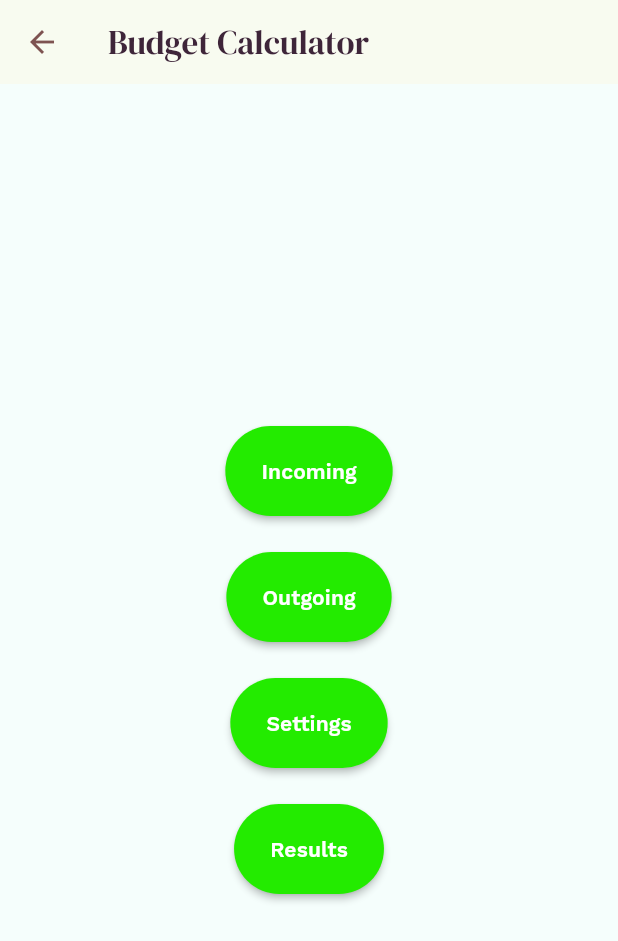
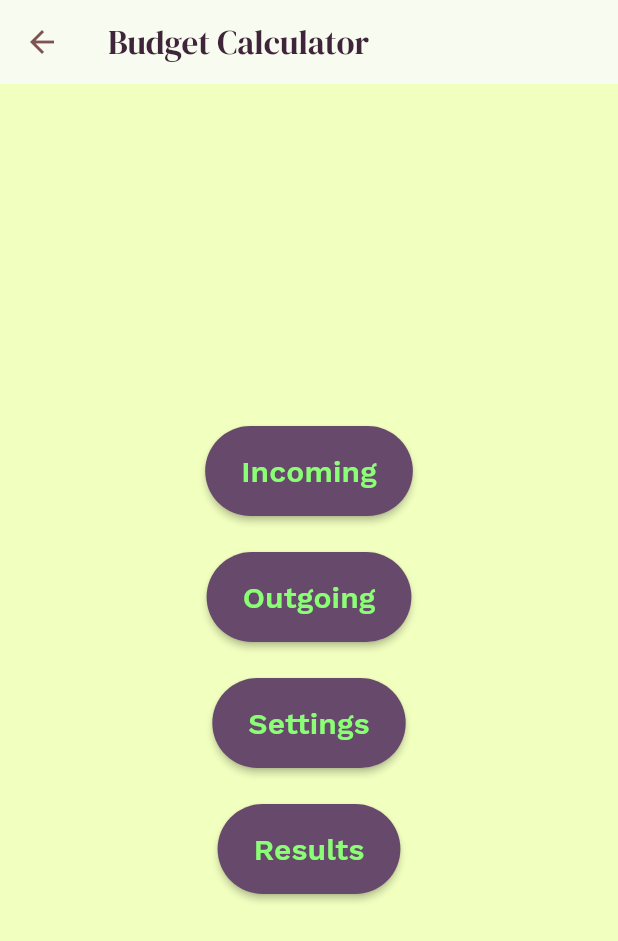
Before and after one commit to maddierosecodes/budget-split-app, a Flutter app: the screen it shows after launch, after a tap on "Budget Calculator", on a phone screen of 412 x 824 dp. Shown: the top 941 px of the screen. Run offline on Flutter 3.47's test engine with Material 3 defaults, Android fonts, the phone set to English and light mode, and no system bars; our stand-ins replace flutter_svg, google_fonts.

Commit message:
Style Menu Page

```diff
--- a/lib/features/main_menu/screens/main_menu_screen.dart
+++ b/lib/features/main_menu/screens/main_menu_screen.dart
@@ -2,18 +2,65 @@ import 'package:evenedge/features/budget_calculator/screens/budget_calculator_sc
 import 'package:evenedge/features/fair_split/screens/fair_split_info_screen.dart';
 import 'package:evenedge/features/settings/screens/settings_screen.dart';
 import 'package:evenedge/widgets/common/primary_button.dart';
+import 'package:evenedge/theme/assets.dart';
+import 'package:evenedge/theme/typography.dart';
+import 'package:evenedge/theme/colors.dart';
 import 'package:flutter/material.dart';
+import 'package:flutter_svg/flutter_svg.dart';
+import 'package:url_launcher/url_launcher.dart';
 
 class MainMenuScreen extends StatelessWidget {
   const MainMenuScreen({super.key});
 
+  Future<void> _launchSupportUrl() async {
+    final Uri url = Uri.parse('https://maddierosecodes.com');
+    if (!await launchUrl(url)) {
+      throw Exception('Could not launch $url');
+    }
+  }
+
   @override
   Widget build(BuildContext context) {
     return Scaffold(
-      body: Center(
+      body: SafeArea(
         child: Column(
-          mainAxisAlignment: MainAxisAlignment.center,
           children: [
+            Expanded(
+              child: Center(
+                child: SizedBox(
+                  width:
+                      MediaQuery.of(context).size.width *
+                      0.7, // Constrain to 70% of screen width
+                  height: MediaQuery.of(context).size.height * 0.7,
+                  child: Column(
+                    mainAxisAlignment: MainAxisAlignment.start,
+                    crossAxisAlignment: CrossAxisAlignment.center,
+                    children: [
+                      // Logo
+                      SvgPicture.asset(AppAssets.logo, width: 150, height: 150),
+                      const SizedBox(height: 10),
+
+                      // Title
+                      Text(
+                        'EvenEdge',
+                        style: AppTextStyles.displayMedium.copyWith(
+                          color: AppFlatColors.purple800,
+                        ),
+                      ),
+                      const SizedBox(height: 20),
+                      // Sub-Title
+                      Text(
+                        'Promoting Financial Equity',
+                        style: AppTextStyles.bodyMedium.copyWith(
+                          color: AppFlatColors.brown800,
+                          fontWeight: FontWeight.w600,
+                          fontSize: 16,
+                          fontStyle: FontStyle.italic,
+                        ),
+                      ),
+                      const SizedBox(height: 48),
+
+                      // Buttons
                       PrimaryButton(
                         onPressed: () {
                           Navigator.of(context).push(
@@ -23,17 +70,21 @@ class MainMenuScreen extends StatelessWidget {
                           );
                         },
                         text: 'Fair Split Calculator',
+                        width: double
+                            .infinity, // Takes full width of the constrained parent
                       ),
                       const SizedBox(height: 24),
                       PrimaryButton(
                         onPressed: () {
                           Navigator.of(context).push(
                             MaterialPageRoute(
-                    builder: (context) => const BudgetCalculatorScreen(),
+                              builder: (context) =>
+                                  const BudgetCalculatorScreen(),
                             ),
                           );
                         },
                         text: 'Budget Calculator',
+                        width: double.infinity,
                       ),
                       const SizedBox(height: 24),
                       PrimaryButton(
@@ -45,6 +96,28 @@ class MainMenuScreen extends StatelessWidget {
                           );
                         },
                         text: 'Settings',
+                        width: double.infinity,
+                      ),
+                    ],
+                  ),
+                ),
+              ),
+            ),
+
+            // Support link at bottom
+            Padding(
+              padding: const EdgeInsets.only(bottom: 32),
+              child: GestureDetector(
+                onTap: _launchSupportUrl,
+                child: Text(
+                  'Support the Developer',
+                  style: AppTextStyles.bodyMedium.copyWith(
+                    color: AppFlatColors.brown900,
+                    decoration: TextDecoration.underline,
+                    decorationColor: AppFlatColors.purple600,
+                  ),
+                ),
+              ),
             ),
           ],
         ),
--- a/lib/theme/app_theme.dart
+++ b/lib/theme/app_theme.dart
@@ -10,7 +10,7 @@ class AppTheme {
         primary: AppFlatColors.green600,
         brightness: Brightness.light,
       ),
-      scaffoldBackgroundColor: AppFlatColors.green50,
+      scaffoldBackgroundColor: AppFlatColors.yellow400,
       textTheme: TextTheme(
         displayLarge: AppTextStyles.displayLarge,
         displayMedium: AppTextStyles.displayMedium,
--- a/lib/theme/typography.dart
+++ b/lib/theme/typography.dart
@@ -73,7 +73,7 @@ class AppTextStyles {
   );
 
   static final bodyMedium = GoogleFonts.inter(
-    fontSize: 14,
+    fontSize: 16,
     fontWeight: FontWeight.w400,
     color: AppFlatColors.deepPurple900,
   );
@@ -85,7 +85,7 @@ class AppTextStyles {
   );
 
   static final labelLarge = GoogleFonts.workSans(
-    fontSize: 14,
+    fontSize: 20,
     fontWeight: FontWeight.w500,
     color: AppFlatColors.deepPurple900,
   );
--- a/lib/widgets/common/primary_button.dart
+++ b/lib/widgets/common/primary_button.dart
@@ -24,8 +24,8 @@ class PrimaryButton extends StatelessWidget {
       child: ElevatedButton(
         onPressed: onPressed,
         style: ElevatedButton.styleFrom(
-          backgroundColor: AppFlatColors.green600,
-          foregroundColor: Colors.white,
+          backgroundColor: AppFlatColors.purple800,
+          foregroundColor: AppFlatColors.green900,
           shape: RoundedRectangleBorder(
             borderRadius: BorderRadius.circular(
               30,
@@ -37,7 +37,7 @@ class PrimaryButton extends StatelessWidget {
         child: Text(
           text,
           style: AppTextStyles.labelLarge.copyWith(
-            color: Colors.white,
+            color: AppFlatColors.green300,
             fontWeight: FontWeight.w600,
           ),
         ),
--- a/pubspec.yaml
+++ b/pubspec.yaml
@@ -32,6 +32,7 @@ dependencies:
     sdk: flutter
   flutter_svg: ^2.0.10+1
   google_fonts: ^6.2.1
+  url_launcher: ^6.3.1
 
   # The following adds the Cupertino Icons font to your application.
   # Use with the CupertinoIcons class for iOS style icons.
```
Also changed, not shown: pubspec.lock, 5 other files. Lines whose indentation alone changed are shown as unchanged.
